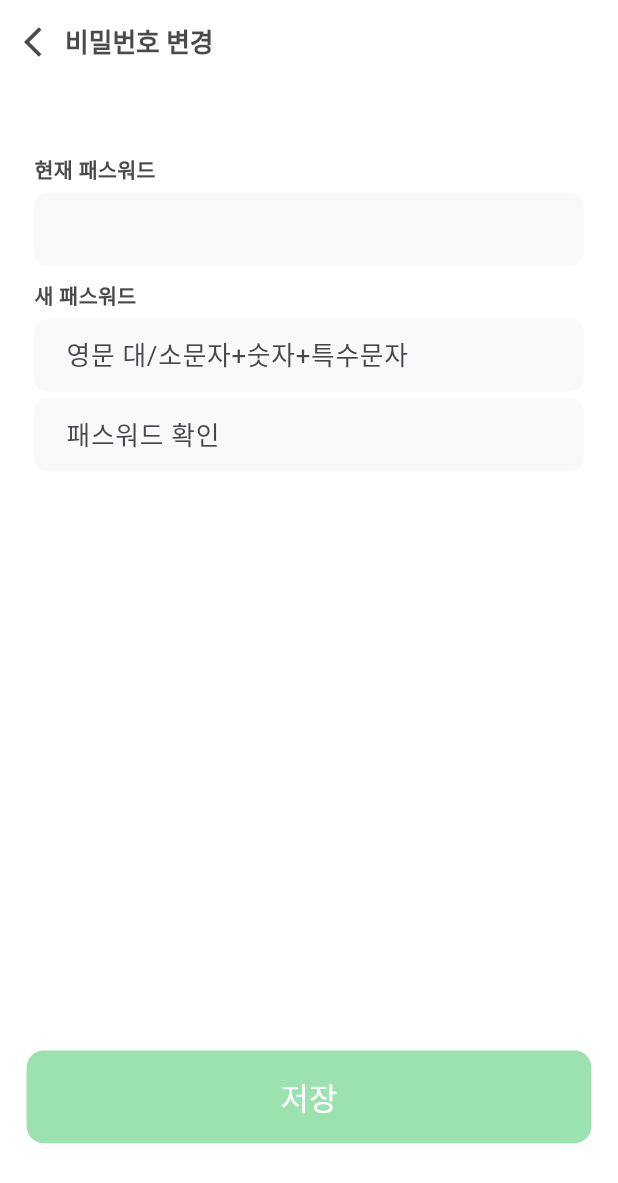
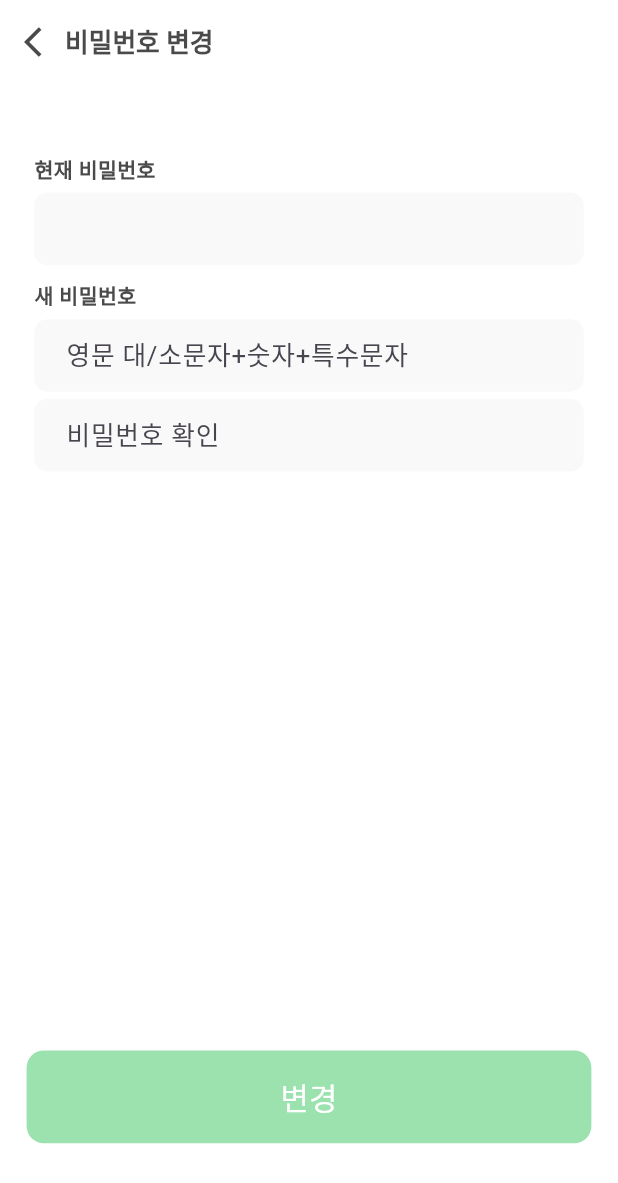
Before and after one commit to wonjuneee/20242R0136COSE48002, a Flutter app: the ChangePasswordScreen screen opened directly, on a phone screen of 412 x 824 dp. Shown: the top 1183 px of the screen. Run offline on Flutter 3.47's test engine with Material 3 defaults, Android fonts, the light colour scheme and no system bars; our stand-ins replace cloud_firestore, dotted_border, email_validator, firebase_auth, firebase_core, firebase_storage and 8 more; missing offline and left inert: kpostal, qr_code_scanner, xml2json; accounts and stored records are empty; Roboto replaces fonts that are missing (Pretendard).

```diff
--- a/app/structure/lib/components/custom_pop_up.dart
+++ b/app/structure/lib/components/custom_pop_up.dart
@@ -27,7 +27,7 @@ void showFileUploadFailPopup(BuildContext context) {
 
 void showSuccessChangeUserInfo(BuildContext context) {
   // 유저 정보 변경 성공
-  showPopup(context, successChangeUserInfo, '');
+  showPopup(context, successChangeUserInfo, '확인');
 }
 
 void showTemporarySavePopup(BuildContext context) {
@@ -89,6 +89,7 @@ void showTermsPopup(BuildContext context) {
 void showPopup(BuildContext context, String contentText, String btnText) {
   showDialog(
       context: context,
+      barrierDismissible: false,
       builder: (BuildContext context) {
         return Dialog(
           child: Stack(
--- a/app/structure/lib/screen/my_page/change_password_screen.dart
+++ b/app/structure/lib/screen/my_page/change_password_screen.dart
@@ -34,16 +34,16 @@ class _ChangePasswordScreenState extends State<ChangePasswordScreen> {
                   crossAxisAlignment: CrossAxisAlignment.center,
                   children: [
                     const Row(),
-                    SizedBox(
-                      height: 72.h,
-                    ),
+                    SizedBox(height: 72.h),
+
+                    // 현재 비밀번호
                     Container(
                         margin: EdgeInsets.only(left: 40.w),
                         alignment: Alignment.centerLeft,
-                        child: Text('현재 패스워드', style: Palette.fieldTitle)),
-                    SizedBox(
-                      height: 8.h,
-                    ),
+                        child: Text('현재 비밀번호', style: Palette.fieldTitle)),
+                    SizedBox(height: 8.h),
+
+                    // 현재 비밀번호 Input Field
                     MainInputField(
                       mode: 1,
                       width: 640.w,
@@ -55,16 +55,16 @@ class _ChangePasswordScreenState extends State<ChangePasswordScreen> {
                           .read<ChangePasswordViewModel>()
                           .pwValidate(value),
                     ),
-                    SizedBox(
-                      height: 16.h,
-                    ),
+                    SizedBox(height: 16.h),
+
+                    // 새 비밀번호
                     Container(
                         margin: EdgeInsets.only(left: 40.w),
                         alignment: Alignment.centerLeft,
-                        child: Text('새 패스워드', style: Palette.fieldTitle)),
-                    SizedBox(
-                      height: 8.h,
-                    ),
+                        child: Text('새 비밀번호', style: Palette.fieldTitle)),
+                    SizedBox(height: 8.h),
+
+                    // 새 비밀번호 Input Field
                     MainInputField(
                       mode: 1,
                       width: 640.w,
@@ -76,9 +76,9 @@ class _ChangePasswordScreenState extends State<ChangePasswordScreen> {
                           .newPwValidate(value),
                       hintText: '영문 대/소문자+숫자+특수문자',
                     ),
-                    SizedBox(
-                      height: 8.h,
-                    ),
+                    SizedBox(height: 8.h),
+
+                    // 비밀번호 확인 Input Field
                     MainInputField(
                       mode: 1,
                       width: 640.w,
@@ -89,11 +89,11 @@ class _ChangePasswordScreenState extends State<ChangePasswordScreen> {
                       validateFunc: (value) => context
                           .read<ChangePasswordViewModel>()
                           .cPwValidate(value),
-                      hintText: '패스워드 확인',
+                      hintText: '비밀번호 확인',
                     ),
-                    SizedBox(
-                      height: 600.h,
-                    ),
+                    SizedBox(height: 600.h),
+
+                    // 저장 버튼
                     MainButton(
                       onPressed:
                           context.watch<ChangePasswordViewModel>().isAllValid()
@@ -101,7 +101,7 @@ class _ChangePasswordScreenState extends State<ChangePasswordScreen> {
                                   .read<ChangePasswordViewModel>()
                                   .changePassword(context)
                               : null,
-                      text: '저장',
+                      text: '변경',
                       width: 658.w,
                       height: 96.h,
                       mode: 1,
```
Also changed, not shown: app/structure/lib/viewModel/my_page/change_password_view_model.dart (+32 -41 lines).
